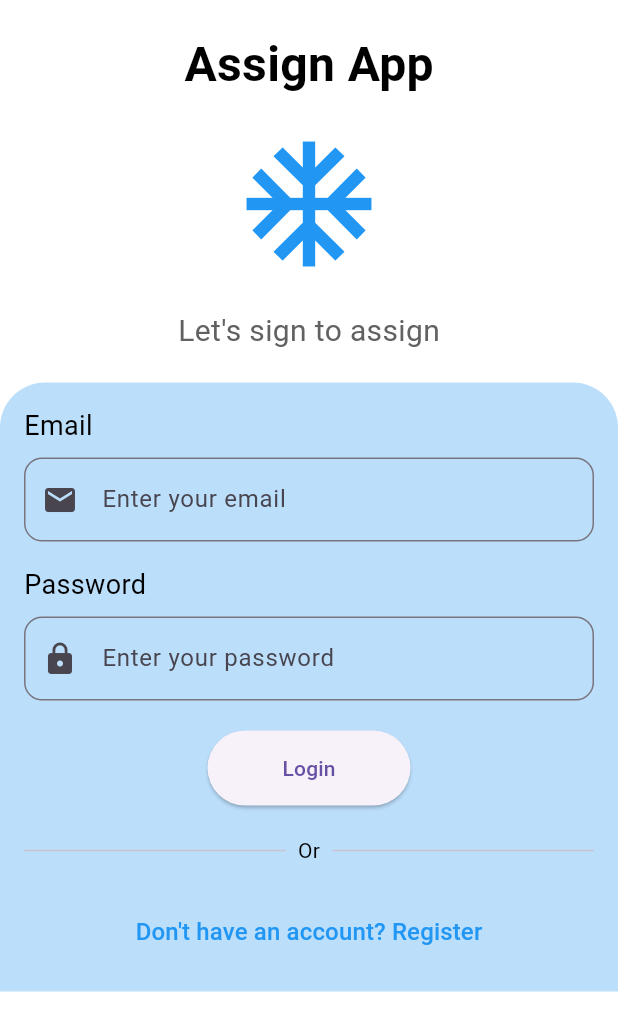
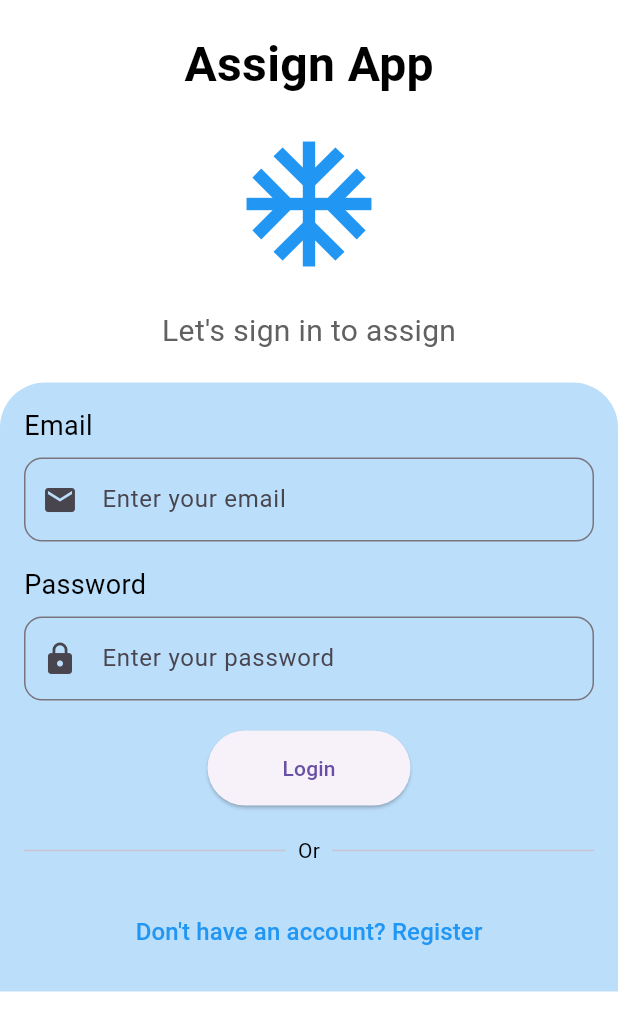
Before and after one commit to Ranjeet-K-Balobal/assign_app, a Flutter app: the LoginScreen screen opened by its route, after a tap on "Login", on a phone screen of 412 x 824 dp. Shown: the top 1031 px of the screen. Run offline on Flutter 3.47's test engine with Material 3 defaults, Android fonts, the phone set to English and light mode, and no system bars; our stand-ins replace flutter_datetime_picker_plus; network calls fail; statements that could not run were skipped.

```diff
--- a/lib/screens/login_screen.dart
+++ b/lib/screens/login_screen.dart
@@ -1,14 +1,61 @@
-// lib/screens/login_screen.dart
+import 'package:flutter/material.dart';
+import 'package:http/http.dart' as http;
+import 'dart:convert';
 
-import 'package:flutter/material.dart';
+class LoginScreen extends StatefulWidget {
+  @override
+  _LoginScreenState createState() => _LoginScreenState();
+}
 
-class LoginScreen extends StatelessWidget {
+class _LoginScreenState extends State<LoginScreen> {
+  final TextEditingController _emailController = TextEditingController();
+  final TextEditingController _passwordController = TextEditingController();
+  final GlobalKey<FormState> _formKey = GlobalKey<FormState>();
+
+Future<void> _login() async {
+  try {
+    final response = await http.post(
+      Uri.parse('https://api.allorigins.win/get?url=http://13.127.246.196:8000/login/'),
+      headers: {
+        'Content-Type': 'application/json',
+      },
+      body: jsonEncode({
+        'email': _emailController.text,
+        'password': _passwordController.text,
+      }),
+    );
+
+    // Print raw response to understand its format
+    print('Response body: ${response.body}');
+
+    // Check if the response is valid JSON
+    try {
+      final responseData = jsonDecode(response.body);
+      final apiResponse = jsonDecode(responseData['contents']);
+
+      // Handle the JSON response here
+      if (apiResponse['status'] == 200) {
+        // Handle success
+      } else {
+        print('Failed to login: ${apiResponse}');
+      }
+    } catch (e) {
+      print('Error parsing JSON: $e');
+    }
+  } catch (e) {
+    print('Error: $e');
+  }
+}
+
+
   @override
   Widget build(BuildContext context) {
     return Scaffold(
       backgroundColor: Colors.white,
       body: SafeArea(
         child: SingleChildScrollView(  // Add SingleChildScrollView to handle overflow
+          child: Form(
+            key: _formKey,
             child: Column(
               crossAxisAlignment: CrossAxisAlignment.center,
               children: [
@@ -29,7 +76,7 @@ class LoginScreen extends StatelessWidget {
                 ),
                 SizedBox(height: 20),
                 Text(
-                "Let's sign to assign",
+                  "Let's sign in to assign",
                   style: TextStyle(
                     fontSize: 20,
                     color: Colors.grey[700],
@@ -55,7 +102,8 @@ class LoginScreen extends StatelessWidget {
                         ),
                       ),
                       SizedBox(height: 8),
-                    TextField(
+                      TextFormField(
+                        controller: _emailController,
                         decoration: InputDecoration(
                           prefixIcon: Icon(Icons.email),
                           border: OutlineInputBorder(
@@ -63,6 +111,12 @@ class LoginScreen extends StatelessWidget {
                           ),
                           hintText: 'Enter your email',
                         ),
+                        validator: (value) {
+                          if (value == null || value.isEmpty) {
+                            return 'Please enter your email';
+                          }
+                          return null;
+                        },
                       ),
                       SizedBox(height: 16),
                       Text(
@@ -73,7 +127,8 @@ class LoginScreen extends StatelessWidget {
                         ),
                       ),
                       SizedBox(height: 8),
-                    TextField(
+                      TextFormField(
+                        controller: _passwordController,
                         obscureText: true,
                         decoration: InputDecoration(
                           prefixIcon: Icon(Icons.lock),
@@ -82,13 +137,17 @@ class LoginScreen extends StatelessWidget {
                           ),
                           hintText: 'Enter your password',
                         ),
+                        validator: (value) {
+                          if (value == null || value.isEmpty) {
+                            return 'Please enter your password';
+                          }
+                          return null;
+                        },
                       ),
                       SizedBox(height: 20),
                       Center(
                         child: ElevatedButton(
-                        onPressed: () {
-                          // Implement your login logic here
-                        },
+                          onPressed: _login,
                           child: Text('Login'),
                           style: ElevatedButton.styleFrom(
                             padding: EdgeInsets.symmetric(
@@ -134,6 +193,7 @@ class LoginScreen extends StatelessWidget {
             ),
           ),
         ),
+      ),
     );
   }
 }
```
Also changed, not shown: lib/screens/register_screen.dart (+11 -6 lines). Lines whose indentation alone changed are shown as unchanged.
